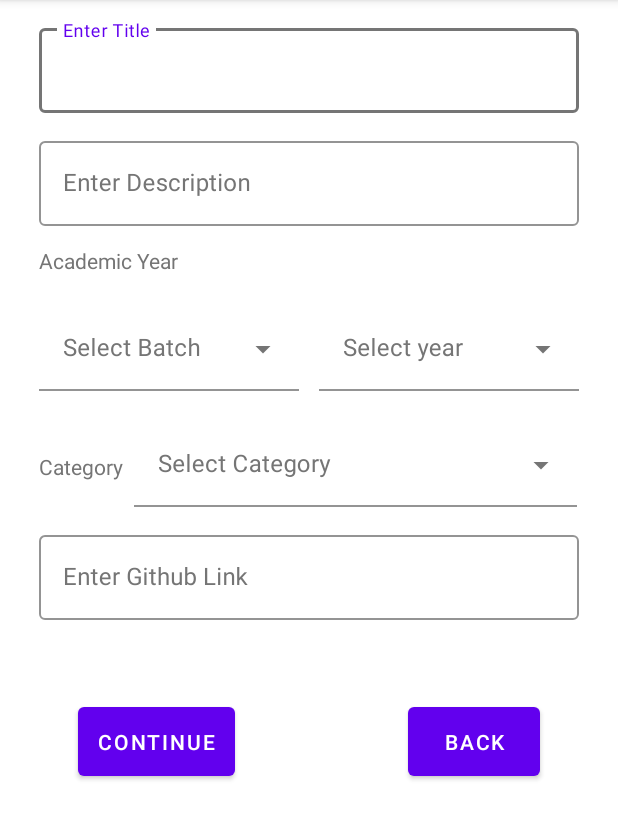
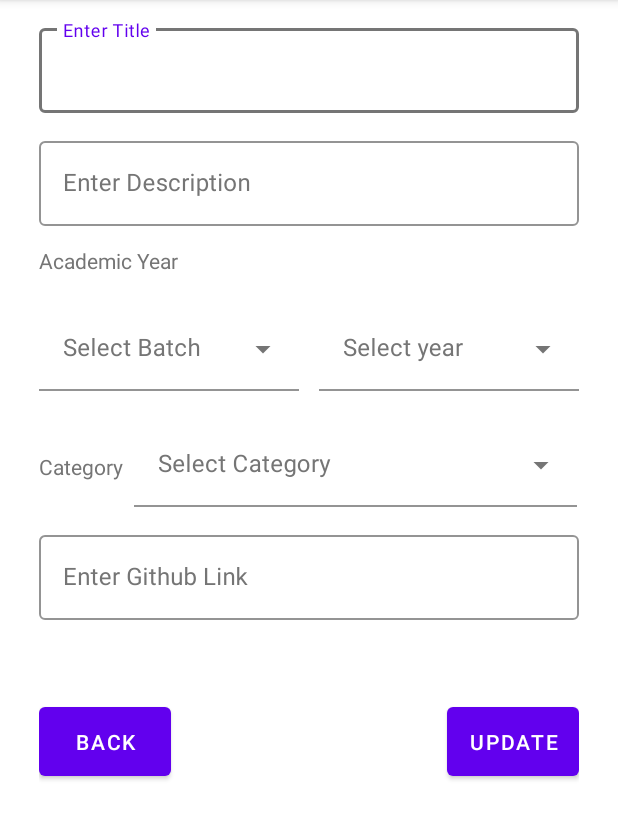
Before and after one commit to MSajida/AndroidProject, an Android app: the EditProjectActivtiy screen opened directly, with no data from a screen before it, on a phone screen of 412 x 824 dp, the part 84-924 px from its top. Run offline under Robolectric (Android 15) with nearby library versions, the phone set to English and light mode, and no system bars; our stand-ins replace Firebase (no records; nobody signed in at launch, a user with empty details on screens opened directly), sdp/ssp sizes; 6 statements that could not run were skipped.

Commit message:
Updated the project details display screen

```diff
--- a/App code/Studibook/app/src/main/java/com/example/studibook/ui/ProjectAdapter.java
+++ b/App code/Studibook/app/src/main/java/com/example/studibook/ui/ProjectAdapter.java
@@ -88,7 +88,7 @@ public class ProjectAdapter extends RecyclerView.Adapter<ProjectAdapter.ViewHold
         holder.delete_project.setOnClickListener(new View.OnClickListener() {
             @Override
             public void onClick(View view) {
-                  // delete project
+                // delete project
 
                 Intent intent=new Intent(context, Login.class);
                 intent.putExtra("PROJECTDETAILS", addProjectmodel);
--- a/App code/Studibook/app/src/main/res/layout/activity_edit_project_activtiy.xml
+++ b/App code/Studibook/app/src/main/res/layout/activity_edit_project_activtiy.xml
@@ -269,13 +269,13 @@
 
         <Button
             android:layout_width="wrap_content"
-            android:text="Continue"
+            android:text="Update"
             android:padding="@dimen/_10sdp"
             android:id="@+id/id_continue"
             android:layout_marginLeft="@dimen/_20sdp"
             android:layout_marginTop="@dimen/_40sdp"
             app:layout_constraintTop_toBottomOf="@+id/email_text_input"
-            app:layout_constraintLeft_toLeftOf="parent"
+            app:layout_constraintRight_toRightOf="parent"
             android:layout_height="wrap_content"/>
 
         <Button
@@ -286,7 +286,7 @@
             android:padding="@dimen/_10sdp"
             android:layout_marginTop="@dimen/_40sdp"
             app:layout_constraintTop_toBottomOf="@+id/email_text_input"
-            app:layout_constraintRight_toRightOf="parent"
+            app:layout_constraintLeft_toLeftOf="parent"
             android:layout_height="wrap_content"/>
 
 
```
